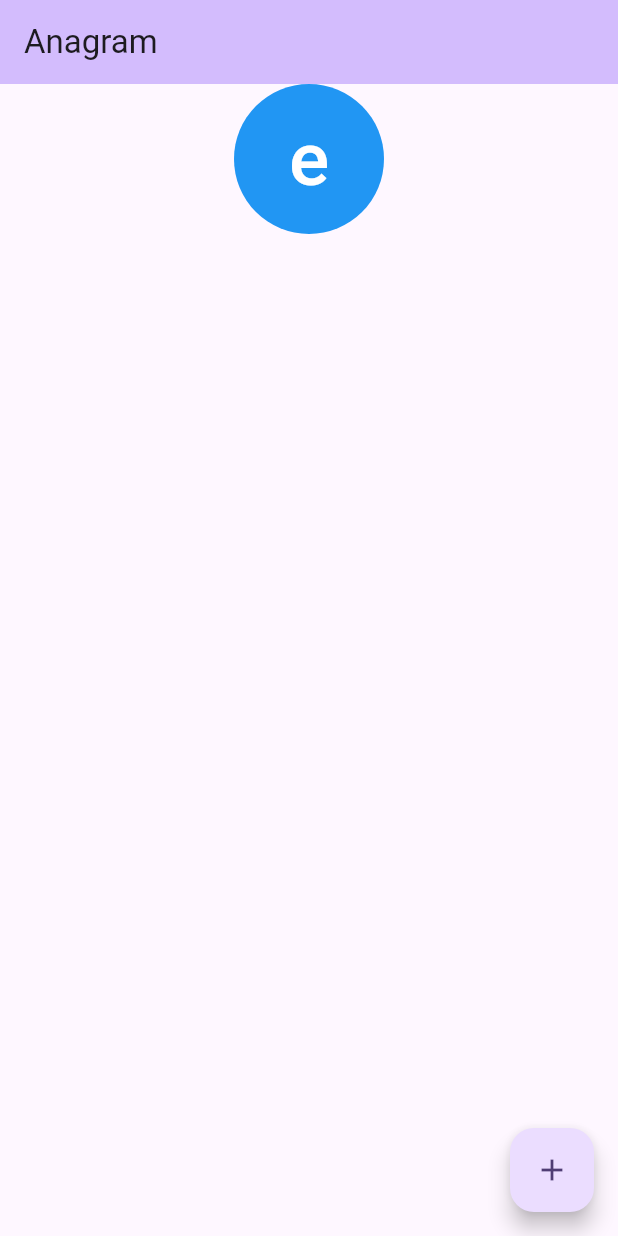
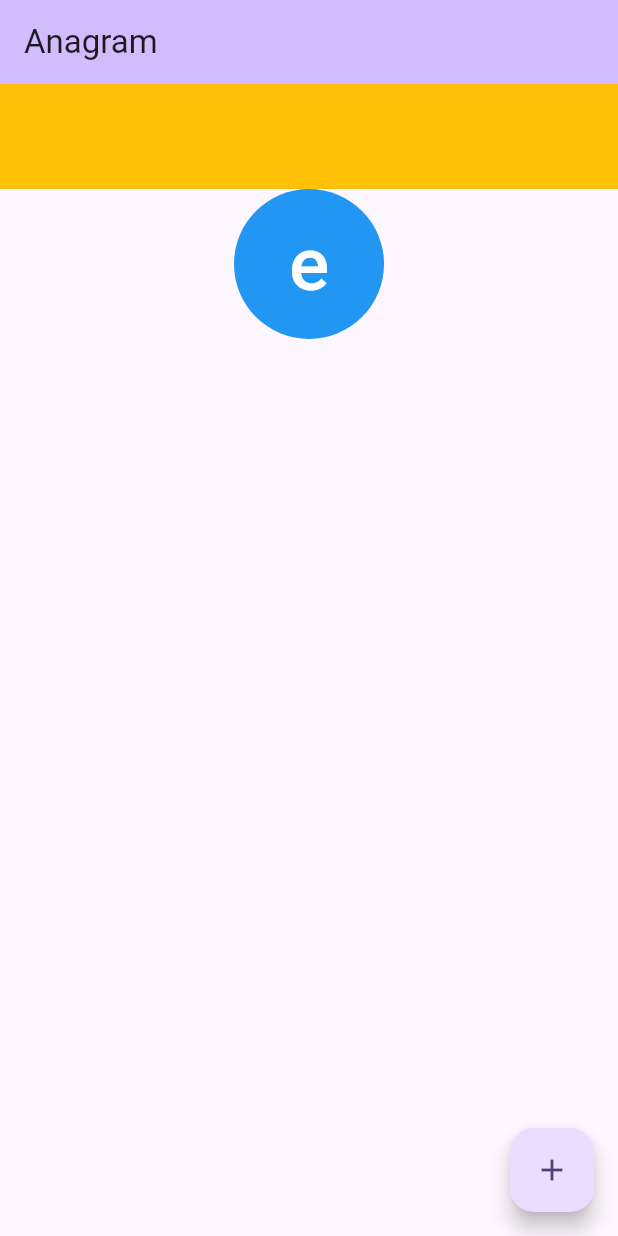
Before and after one commit to gillesbonnetpro/anagram, a Flutter app: the screen it shows after launch, after a tap on the "add" icon, on a phone screen of 412 x 824 dp. Run offline on Flutter 3.47's test engine with Material 3 defaults, Android fonts, the phone set to English and light mode, and no system bars.

Commit message:
dragndrop OK

```diff
--- a/anagram/lib/main.dart
+++ b/anagram/lib/main.dart
@@ -34,7 +34,8 @@ class MyHomePage extends StatefulWidget {
 }
 
 class _MyHomePageState extends State<MyHomePage> {
-  List<Pastille> pastList = [];
+  List<String> pastList = [];
+  List<String> accepted = [];
   List<String> letters = ['a', 'b', 'c', 'd', 'e', 'f', 'g', 'h'];
   @override
   Widget build(BuildContext context) {
@@ -46,9 +47,38 @@ class _MyHomePageState extends State<MyHomePage> {
       body: Center(
         child: Column(
           children: [
+            Container(
+              height: 70,
+              width: 500,
+              color: Colors.amber,
+              child: DragTarget<String>(
+                onWillAccept: (letter) => letter != null,
+                onAccept: (letter) => setState(() {
+                  pastList.removeWhere((element) => element == letter);
+                  accepted.add(letter);
+                }),
+                onLeave: null,
+                builder: (context, candidates, rejected) => Row(
+                  mainAxisAlignment: MainAxisAlignment.center,
+                  children: accepted
+                      .map((e) => Draggable<String>(
+                            data: e,
+                            feedback: Pastille(lettre: e),
+                            child: Pastille(lettre: e),
+                          ))
+                      .toList(),
+                ),
+              ),
+            ),
             Row(
               mainAxisAlignment: MainAxisAlignment.center,
-              children: pastList,
+              children: pastList
+                  .map((e) => Draggable<String>(
+                        data: e,
+                        feedback: Pastille(lettre: e),
+                        child: Pastille(lettre: e),
+                      ))
+                  .toList(),
             ),
           ],
         ),
@@ -57,7 +87,7 @@ class _MyHomePageState extends State<MyHomePage> {
         onPressed: () {
           int rnd = Random().nextInt(letters.length);
           setState(() {
-            pastList.add(Pastille(lettre: letters[rnd]));
+            pastList.add(letters[rnd]);
           });
         },
         tooltip: 'Increment',
```
